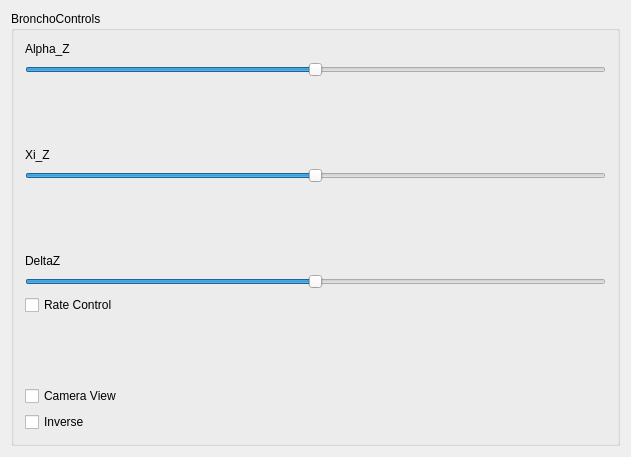
This is libgui/bronchowidget.ui in iocroblab/kautham as Qt 5 draws it before an edit. The edited form follows.
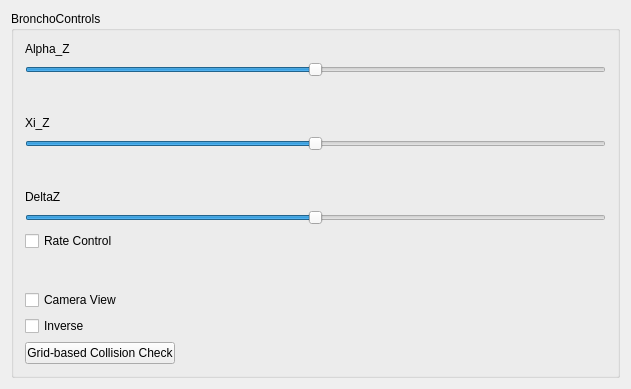
This is the edited form.

Commit message: For synchronization only: Guibrogridplanner under development. Current version tests the correctness of the NF1 function and the collision-check based on distances.

```diff
--- a/libgui/bronchowidget.ui
+++ b/libgui/bronchowidget.ui
@@ -7,7 +7,7 @@
     <x>0</x>
     <y>0</y>
     <width>631</width>
-    <height>457</height>
+    <height>389</height>
    </rect>
   </property>
   <property name="windowTitle">
@@ -158,6 +158,25 @@
         </property>
        </widget>
       </item>
+      <item>
+       <widget class="QPushButton" name="collisionCheckButton">
+        <property name="sizePolicy">
+         <sizepolicy hsizetype="Preferred" vsizetype="Fixed">
+          <horstretch>1</horstretch>
+          <verstretch>0</verstretch>
+         </sizepolicy>
+        </property>
+        <property name="maximumSize">
+         <size>
+          <width>150</width>
+          <height>16777215</height>
+         </size>
+        </property>
+        <property name="text">
+         <string>Grid-based Collision Check</string>
+        </property>
+       </widget>
+      </item>
      </layout>
     </widget>
    </item>
```
The commit also changes 7 other files.
